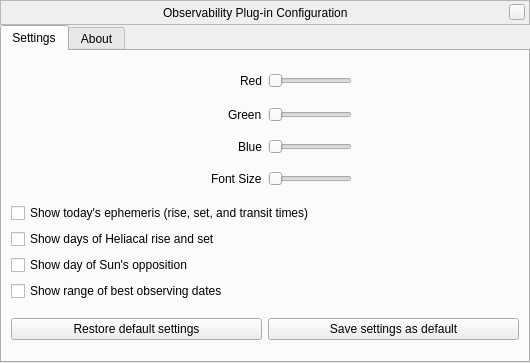
Old version of the form plugins/Observability/src/gui/ObservabilityDialog.ui in the repository 519984307/stellarium_src.
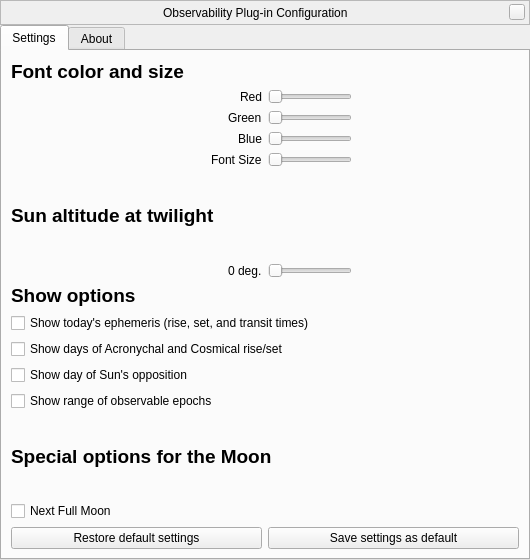
New version of the form. Custom widgets are drawn as their Qt base class.

Diff of the .ui file:
```diff
--- a/plugins/Observability/src/gui/ObservabilityDialog.ui
+++ b/plugins/Observability/src/gui/ObservabilityDialog.ui
@@ -7,7 +7,7 @@
     <x>0</x>
     <y>0</y>
     <width>530</width>
-    <height>363</height>
+    <height>560</height>
    </rect>
   </property>
   <property name="windowTitle">
@@ -136,71 +136,23 @@
        <string>Settings</string>
       </attribute>
       <layout class="QGridLayout" name="gridLayout">
-       <item row="1" column="0">
-        <layout class="QHBoxLayout" name="horizontalLayout_2">
-         <item alignment="Qt::AlignRight">
-          <widget class="QLabel" name="label_2">
-           <property name="text">
-            <string>Green</string>
-           </property>
-          </widget>
-         </item>
-         <item alignment="Qt::AlignLeft">
-          <widget class="QSlider" name="Green">
-           <property name="orientation">
-            <enum>Qt::Horizontal</enum>
-           </property>
-          </widget>
-         </item>
-        </layout>
-       </item>
-       <item row="2" column="0">
-        <layout class="QHBoxLayout" name="horizontalLayout_3">
-         <item alignment="Qt::AlignRight">
-          <widget class="QLabel" name="label_3">
-           <property name="text">
-            <string>Blue</string>
-           </property>
-          </widget>
-         </item>
-         <item alignment="Qt::AlignLeft">
-          <widget class="QSlider" name="Blue">
-           <property name="maximum">
-            <number>99</number>
-           </property>
-           <property name="orientation">
-            <enum>Qt::Horizontal</enum>
-           </property>
-          </widget>
-         </item>
-        </layout>
-       </item>
-       <item row="3" column="0">
-        <layout class="QHBoxLayout" name="horizontalLayout_4">
-         <item alignment="Qt::AlignRight">
-          <widget class="QLabel" name="label_4">
-           <property name="text">
-            <string>Font Size</string>
-           </property>
-          </widget>
-         </item>
-         <item alignment="Qt::AlignLeft">
-          <widget class="QSlider" name="fontSize">
-           <property name="minimum">
-            <number>5</number>
-           </property>
-           <property name="maximum">
-            <number>30</number>
-           </property>
-           <property name="orientation">
-            <enum>Qt::Horizontal</enum>
-           </property>
-          </widget>
-         </item>
-        </layout>
-       </item>
-       <item row="5" column="0">
+       <item row="9" column="0">
         <layout class="QVBoxLayout" name="verticalLayout_4">
+         <item>
+          <widget class="QLabel" name="label_7">
+           <property name="font">
+            <font>
+             <family>Arial</family>
+             <pointsize>14</pointsize>
+             <weight>75</weight>
+             <bold>true</bold>
+            </font>
+           </property>
+           <property name="text">
+            <string>Show options</string>
+           </property>
+          </widget>
+         </item>
          <item>
           <widget class="QCheckBox" name="Today">
            <property name="text">
@@ -211,7 +163,7 @@
          <item>
           <widget class="QCheckBox" name="Heliacal">
            <property name="text">
-            <string>Show days of Heliacal rise and set</string>
+            <string>Show days of Acronychal and Cosmical rise/set</string>
            </property>
           </widget>
          </item>
@@ -225,13 +177,13 @@
          <item>
           <widget class="QCheckBox" name="Goods">
            <property name="text">
-            <string>Show range of best observing dates</string>
+            <string>Show range of observable epochs</string>
            </property>
           </widget>
          </item>
         </layout>
        </item>
-       <item row="6" column="0">
+       <item row="11" column="0">
         <layout class="QHBoxLayout" name="horizontalLayout_7">
          <item>
           <widget class="QPushButton" name="restoreDefaultsButton">
@@ -261,28 +213,176 @@
          </item>
         </layout>
        </item>
+       <item row="10" column="0">
+        <layout class="QVBoxLayout" name="verticalLayout">
+         <item>
+          <widget class="QLabel" name="label_8">
+           <property name="font">
+            <font>
+             <family>Arial</family>
+             <pointsize>14</pointsize>
+             <weight>75</weight>
+             <bold>true</bold>
+            </font>
+           </property>
+           <property name="text">
+            <string>Special options for the Moon</string>
+           </property>
+          </widget>
+         </item>
+         <item>
+          <widget class="QCheckBox" name="FullMoon">
+           <property name="text">
+            <string>Next Full Moon</string>
+           </property>
+          </widget>
+         </item>
+        </layout>
+       </item>
        <item row="0" column="0">
-        <layout class="QHBoxLayout" name="horizontalLayout">
-         <item alignment="Qt::AlignRight">
-          <widget class="QLabel" name="label">
+        <layout class="QVBoxLayout" name="verticalLayout_3">
+         <item>
+          <widget class="QLabel" name="label_5">
+           <property name="font">
+            <font>
+             <family>Arial</family>
+             <pointsize>14</pointsize>
+             <weight>75</weight>
+             <bold>true</bold>
+            </font>
+           </property>
            <property name="text">
-            <string>Red</string>
+            <string>Font color and size</string>
            </property>
           </widget>
          </item>
-         <item alignment="Qt::AlignLeft">
-          <widget class="QSlider" name="Red">
-           <property name="maximumSize">
-            <size>
-             <width>508</width>
-             <height>19</height>
-            </size>
+         <item>
+          <layout class="QHBoxLayout" name="horizontalLayout">
+           <item alignment="Qt::AlignRight">
+            <widget class="QLabel" name="label">
+             <property name="text">
+              <string>Red</string>
+             </property>
+            </widget>
+           </item>
+           <item alignment="Qt::AlignLeft">
+            <widget class="QSlider" name="Red">
+             <property name="maximumSize">
+              <size>
+               <width>508</width>
+               <height>19</height>
+              </size>
+             </property>
+             <property name="orientation">
+              <enum>Qt::Horizontal</enum>
+             </property>
+            </widget>
+           </item>
+          </layout>
+         </item>
+         <item>
+          <layout class="QHBoxLayout" name="horizontalLayout_2">
+           <item alignment="Qt::AlignRight">
+            <widget class="QLabel" name="label_2">
+             <property name="text">
+              <string>Green</string>
+             </property>
+            </widget>
+           </item>
+           <item alignment="Qt::AlignLeft">
+            <widget class="QSlider" name="Green">
+             <property name="orientation">
+              <enum>Qt::Horizontal</enum>
+             </property>
+            </widget>
+           </item>
+          </layout>
+         </item>
+         <item>
+          <layout class="QHBoxLayout" name="horizontalLayout_3">
+           <item alignment="Qt::AlignRight">
+            <widget class="QLabel" name="label_3">
+             <property name="text">
+              <string>Blue</string>
+             </property>
+            </widget>
+           </item>
+           <item alignment="Qt::AlignLeft">
+            <widget class="QSlider" name="Blue">
+             <property name="maximum">
+              <number>99</number>
+             </property>
+             <property name="orientation">
+              <enum>Qt::Horizontal</enum>
+             </property>
+            </widget>
+           </item>
+          </layout>
+         </item>
+         <item>
+          <layout class="QHBoxLayout" name="horizontalLayout_4">
+           <item alignment="Qt::AlignRight">
+            <widget class="QLabel" name="label_4">
+             <property name="text">
+              <string>Font Size</string>
+             </property>
+            </widget>
+           </item>
+           <item alignment="Qt::AlignLeft">
+            <widget class="QSlider" name="fontSize">
+             <property name="minimum">
+              <number>5</number>
+             </property>
+             <property name="maximum">
+              <number>30</number>
+             </property>
+             <property name="orientation">
+              <enum>Qt::Horizontal</enum>
+             </property>
+            </widget>
+           </item>
+          </layout>
+         </item>
+        </layout>
+       </item>
+       <item row="6" column="0">
+        <layout class="QVBoxLayout" name="verticalLayout_5">
+         <item>
+          <widget class="QLabel" name="label_6">
+           <property name="font">
+            <font>
+             <family>Arial</family>
+             <pointsize>14</pointsize>
+             <weight>75</weight>
+             <bold>true</bold>
+            </font>
            </property>
-           <property name="orientation">
-            <enum>Qt::Horizontal</enum>
+           <property name="text">
+            <string>Sun altitude at twilight</string>
            </property>
           </widget>
          </item>
+         <item>
+          <layout class="QHBoxLayout" name="horizontalLayout_5">
+           <item alignment="Qt::AlignRight">
+            <widget class="QLabel" name="AltiText">
+             <property name="text">
+              <string>0 deg.</string>
+             </property>
+            </widget>
+           </item>
+           <item alignment="Qt::AlignLeft">
+            <widget class="QSlider" name="SunAltitude">
+             <property name="maximum">
+              <number>20</number>
+             </property>
+             <property name="orientation">
+              <enum>Qt::Horizontal</enum>
+             </property>
+            </widget>
+           </item>
+          </layout>
+         </item>
         </layout>
        </item>
       </layout>
```
Left out of the diff: 2 changed lines with no effect on the pictures.
